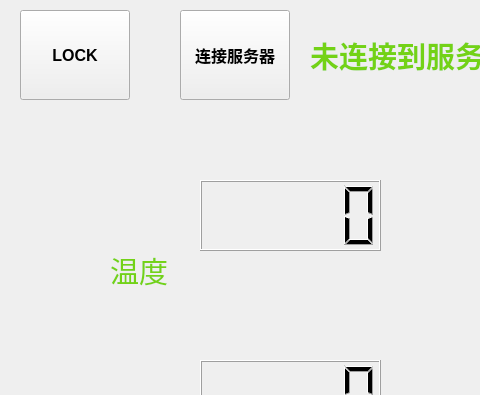
This is AgriculturalIotSys/showdata.ui in tuto123/Windows_Qt as Qt 5 draws it before an edit; both pictures show x 0 to 480 and y 0 to 395 of the 1024 by 600 pixel window. The edited form follows.
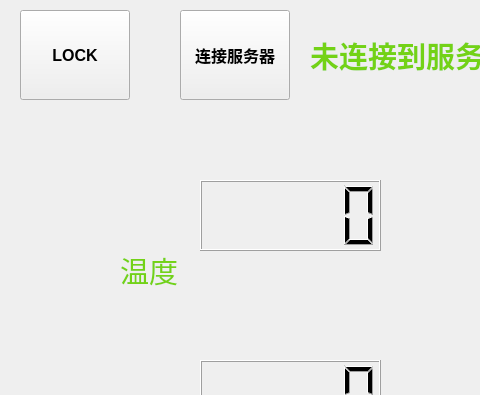
This is the edited form. The open tabs and pages were chosen to show the change. Icons and pictures are not drawn.

Diff of the .ui file:
```diff
--- a/AgriculturalIotSys/showdata.ui
+++ b/AgriculturalIotSys/showdata.ui
@@ -139,7 +139,7 @@
     <widget class="QLabel" name="temperture_text_label">
      <property name="geometry">
       <rect>
-       <x>70</x>
+       <x>80</x>
        <y>130</y>
        <width>70</width>
        <height>40</height>
@@ -160,7 +160,7 @@
     <widget class="QLabel" name="temperture_icon_label">
      <property name="geometry">
       <rect>
-       <x>50</x>
+       <x>60</x>
        <y>60</y>
        <width>90</width>
        <height>70</height>
```
Left out of the diff: 2 changed lines with no effect on the pictures.
